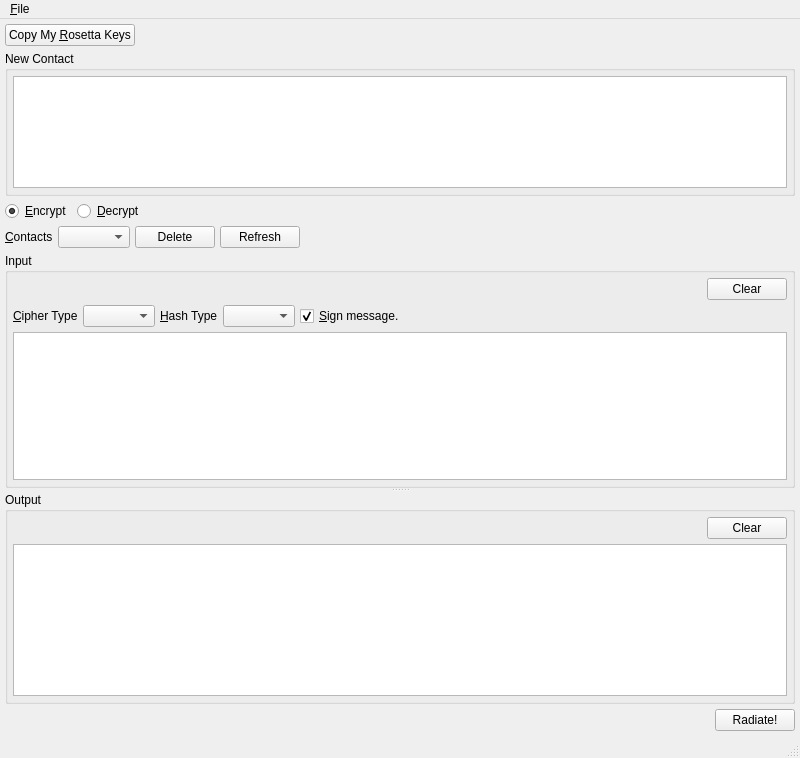
xloem/spot-on-svn, file UI/rosetta.ui: the form before one commit.
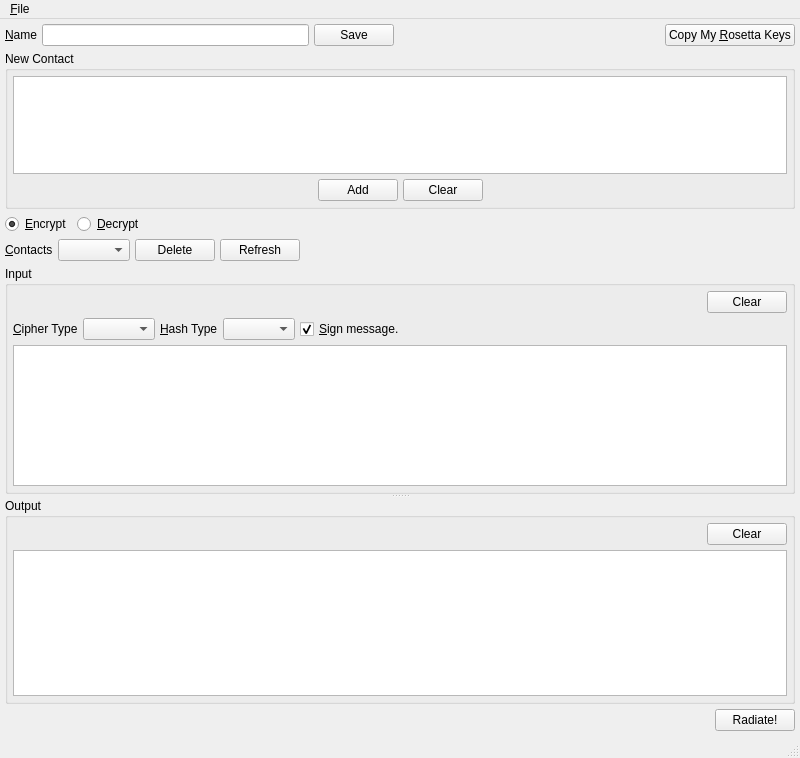
The form after the commit. Icons and pictures are not drawn.

Commit message: Corrected e-mail retrieval.

Diff of the .ui file:
```diff
--- a/UI/rosetta.ui
+++ b/UI/rosetta.ui
@@ -30,6 +30,39 @@
       <property name="spacing">
        <number>5</number>
       </property>
+      <item>
+       <widget class="QLabel" name="label_4">
+        <property name="text">
+         <string>&amp;Name</string>
+        </property>
+        <property name="buddy">
+         <cstring>name</cstring>
+        </property>
+       </widget>
+      </item>
+      <item>
+       <widget class="QLineEdit" name="name"/>
+      </item>
+      <item>
+       <widget class="QPushButton" name="save">
+        <property name="text">
+         <string>Save</string>
+        </property>
+       </widget>
+      </item>
+      <item>
+       <spacer name="horizontalSpacer_7">
+        <property name="orientation">
+         <enum>Qt::Horizontal</enum>
+        </property>
+        <property name="sizeHint" stdset="0">
+         <size>
+          <width>40</width>
+          <height>20</height>
+         </size>
+        </property>
+       </spacer>
+      </item>
       <item>
        <widget class="QPushButton" name="copy">
         <property name="text">
@@ -37,19 +70,6 @@
         </property>
        </widget>
       </item>
-      <item>
-       <spacer name="horizontalSpacer_7">
-        <property name="orientation">
-         <enum>Qt::Horizontal</enum>
-        </property>
-        <property name="sizeHint" stdset="0">
-         <size>
-          <width>40</width>
-          <height>20</height>
-         </size>
-        </property>
-       </spacer>
-      </item>
      </layout>
     </item>
     <item>
@@ -65,7 +85,58 @@
         <number>5</number>
        </property>
        <item>
-        <widget class="QTextEdit" name="newContact"/>
+        <widget class="QTextEdit" name="newContact">
+         <property name="tabChangesFocus">
+          <bool>true</bool>
+         </property>
+        </widget>
+       </item>
+       <item>
+        <layout class="QHBoxLayout" name="horizontalLayout_8">
+         <property name="spacing">
+          <number>5</number>
+         </property>
+         <item>
+          <spacer name="horizontalSpacer_9">
+           <property name="orientation">
+            <enum>Qt::Horizontal</enum>
+           </property>
+           <property name="sizeHint" stdset="0">
+            <size>
+             <width>40</width>
+             <height>20</height>
+            </size>
+           </property>
+          </spacer>
+         </item>
+         <item>
+          <widget class="QPushButton" name="add">
+           <property name="text">
+            <string>Add</string>
+           </property>
+          </widget>
+         </item>
+         <item>
+          <widget class="QPushButton" name="clearContact">
+           <property name="text">
+            <string>Clear</string>
+           </property>
+          </widget>
+         </item>
+         <item>
+          <spacer name="horizontalSpacer_8">
+           <property name="orientation">
+            <enum>Qt::Horizontal</enum>
+           </property>
+           <property name="sizeHint" stdset="0">
+            <size>
+             <width>40</width>
+             <height>20</height>
+            </size>
+           </property>
+          </spacer>
+         </item>
+        </layout>
        </item>
       </layout>
      </widget>
@@ -266,7 +337,11 @@
          </layout>
         </item>
         <item>
-         <widget class="QTextEdit" name="input"/>
+         <widget class="QTextEdit" name="input">
+          <property name="tabChangesFocus">
+           <bool>true</bool>
+          </property>
+         </widget>
         </item>
        </layout>
       </widget>
@@ -309,7 +384,11 @@
          </layout>
         </item>
         <item>
-         <widget class="QTextBrowser" name="output"/>
+         <widget class="QTextBrowser" name="output">
+          <property name="tabChangesFocus">
+           <bool>true</bool>
+          </property>
+         </widget>
         </item>
        </layout>
       </widget>
@@ -350,7 +429,7 @@
      <x>0</x>
      <y>0</y>
      <width>800</width>
-     <height>24</height>
+     <height>22</height>
     </rect>
    </property>
    <widget class="QMenu" name="menu_File">
```
Left out of the diff: 4 changed lines with no effect on the pictures. The commit also changes 1 other file.
